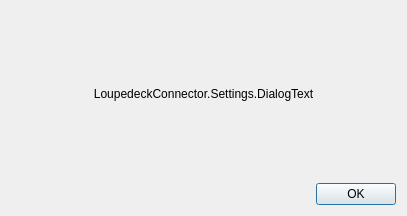
Above: src/forms/settings-dialog.ui from Loupedeck/loupedeck-obs before the change. Below: the same form after it.
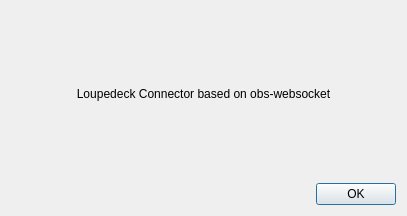
That is the form after the change.

What changed in the file:
```diff
--- a/src/forms/settings-dialog.ui
+++ b/src/forms/settings-dialog.ui
@@ -31,7 +31,7 @@
      <item>
       <widget class="QLabel" name="lblCentral">
        <property name="text">
-        <string>LoupedeckConnector.Settings.DialogText</string>
+        <string>Loupedeck Connector based on obs-websocket</string>
        </property>
        <property name="alignment">
         <set>Qt::AlignCenter</set>
```
Left out of the diff: 2 changed lines with no effect on the pictures.
